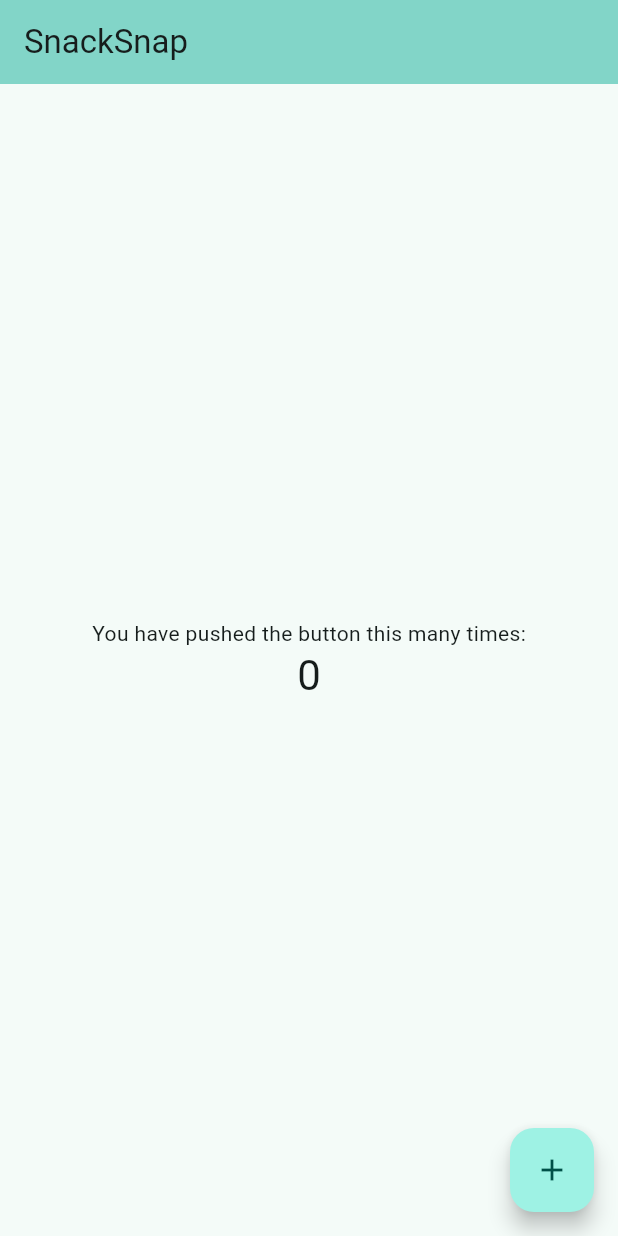
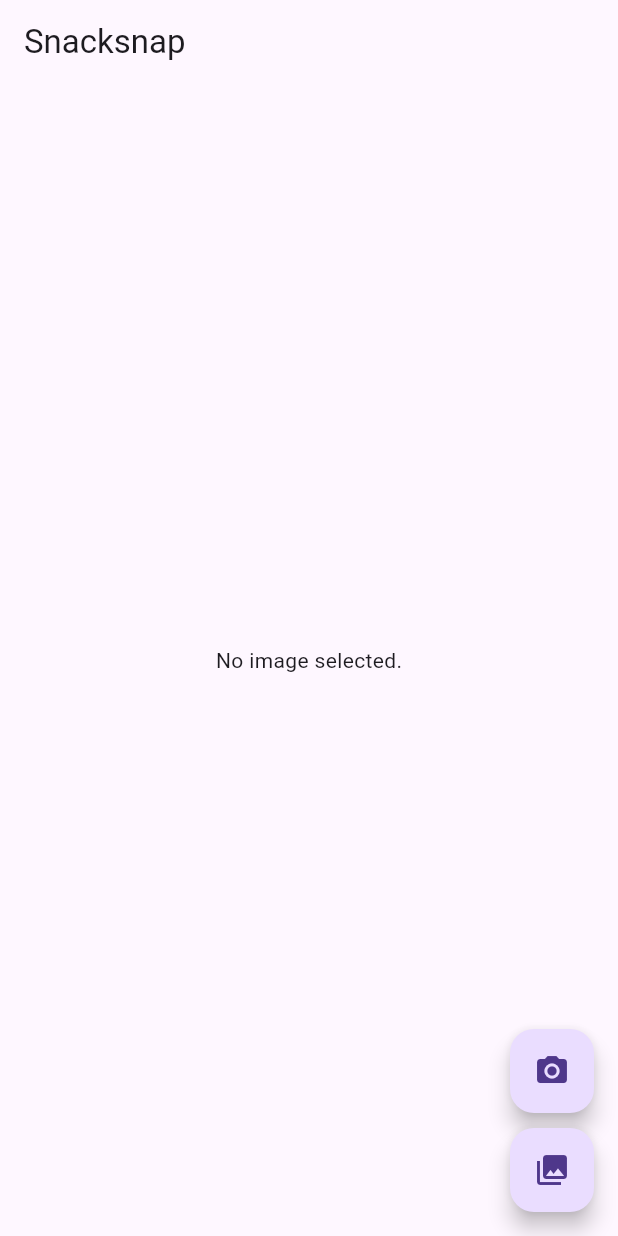
Before and after one commit to amberkent/Sciencefair2026_AmberKent, a Flutter app: the screen it shows after launch, on a phone screen of 412 x 824 dp. Run offline on Flutter 3.47's test engine with Material 3 defaults, Android fonts, the phone set to English and light mode, and no system bars; our stand-ins replace image_picker.

Commit message:
Creating a carmea to my app

```diff
--- a/lib/main.dart
+++ b/lib/main.dart
@@ -1,121 +1,175 @@
+// import 'package:flutter/material.dart';
+//
+// void main() {
+//   runApp(const MyApp());
+// }
+//
+// class MyApp extends StatelessWidget {
+//   const MyApp({super.key});
+//
+//   // This widget is the root of your application.
+//   @override
+//   Widget build(BuildContext context) {
+//     return MaterialApp(
+//       title: 'Flutter Demo',
+//       theme: ThemeData(
+//         // This is the theme of your application.
+//         //
+//         // TRY THIS: Try running your application with "flutter run". You'll see
+//         // the application has a purple toolbar. Then, without quitting the app,
+//         // try changing the seedColor in the colorScheme below to Colors.green
+//         // and then invoke "hot reload" (save your changes or press the "hot
+//         // reload" button in a Flutter-supported IDE, or press "r" if you used
+//         // the command line to start the app).
+//         //
+//         // Notice that the counter didn't reset back to zero; the application
+//         // state is not lost during the reload. To reset the state, use hot
+//         // restart instead.
+//         //
+//         // This works for code too, not just values: Most code changes can be
+//         // tested with just a hot reload.
+//         colorScheme: .fromSeed(seedColor: Colors.teal),
+//       ),
+//       home: const MyHomePage(title: 'SnackSnap'),
+//     );
+//   }
+// }
+//
+// class MyHomePage extends StatefulWidget {
+//   const MyHomePage({super.key, required this.title});
+//
+//   // This widget is the home page of your application. It is stateful, meaning
+//   // that it has a State object (defined below) that contains fields that affect
+//   // how it looks.
+//
+//   // This class is the configuration for the state. It holds the values (in this
+//   // case the title) provided by the parent (in this case the App widget) and
+//   // used by the build method of the State. Fields in a Widget subclass are
+//   // always marked "final".
+//
+//   final String title;
+//
+//   @override
+//   State<MyHomePage> createState() => _MyHomePageState();
+// }
+//
+// class _MyHomePageState extends State<MyHomePage> {
+//   int _counter = 0;
+//
+//   void _incrementCounter() {
+//     setState(() {
+//       // This call to setState tells the Flutter framework that something has
+//       // changed in this State, which causes it to rerun the build method below
+//       // so that the display can reflect the updated values. If we changed
+//       // _counter without calling setState(), then the build method would not be
+//       // called again, and so nothing would appear to happen.
+//       _counter++;
+//     });
+//   }
+//
+//   @override
+//   Widget build(BuildContext context) {
+//     // This method is rerun every time setState is called, for instance as done
+//     // by the _incrementCounter method above.
+//     //
+//     // The Flutter framework has been optimized to make rerunning build methods
+//     // fast, so that you can just rebuild anything that needs updating rather
+//     // than having to individually change instances of widgets.
+//     return Scaffold(
+//       appBar: AppBar(
+//         // TRY THIS: Try changing the color here to a specific color (to
+//         // Colors.amber, perhaps?) and trigger a hot reload to see the AppBar
+//         // change color while the other colors stay the same.
+//         backgroundColor: Theme.of(context).colorScheme.inversePrimary,
+//         // Here we take the value from the MyHomePage object that was created by
+//         // the App.build method, and use it to set our appbar title.
+//         title: Text(widget.title),
+//       ),
+//       body: Center(
+//         // Center is a layout widget. It takes a single child and positions it
+//         // in the middle of the parent.
+//         child: Column(
+//           // Column is also a layout widget. It takes a list of children and
+//           // arranges them vertically. By default, it sizes itself to fit its
+//           // children horizontally, and tries to be as tall as its parent.
+//           //
+//           // Column has various properties to control how it sizes itself and
+//           // how it positions its children. Here we use mainAxisAlignment to
+//           // center the children vertically; the main axis here is the vertical
+//           // axis because Columns are vertical (the cross axis would be
+//           // horizontal).
+//           //
+//           // TRY THIS: Invoke "debug painting" (choose the "Toggle Debug Paint"
+//           // action in the IDE, or press "p" in the console), to see the
+//           // wireframe for each widget.
+//           mainAxisAlignment: .center,
+//           children: [
+//             const Text('You have pushed the button this many times:'),
+//             Text(
+//               '$_counter',
+//               style: Theme.of(context).textTheme.headlineMedium,
+//             ),
+//           ],
+//         ),
+//       ),
+//       floatingActionButton: FloatingActionButton(
+//         onPressed: _incrementCounter,
+//         tooltip: 'Increment',
+//         child: const Icon(Icons.add),
+//       ),
+//     );
+//   }
+// }
+import 'dart:io';
 import 'package:flutter/material.dart';
+import 'package:image_picker/image_picker.dart';
 
-void main() {
-  runApp(const MyApp());
+void main() => runApp(MaterialApp(home: PhotoApp()));
+
+class PhotoApp extends StatefulWidget {
+  @override
+  _PhotoAppState createState() => _PhotoAppState();
 }
 
-class MyApp extends StatelessWidget {
-  const MyApp({super.key});
+class _PhotoAppState extends State<PhotoApp> {
+  File? _image; // To store the selected image file
+  final _picker = ImagePicker();
 
-  // This widget is the root of your application.
-  @override
-  Widget build(BuildContext context) {
-    return MaterialApp(
-      title: 'Flutter Demo',
-      theme: ThemeData(
-        // This is the theme of your application.
-        //
-        // TRY THIS: Try running your application with "flutter run". You'll see
-        // the application has a purple toolbar. Then, without quitting the app,
-        // try changing the seedColor in the colorScheme below to Colors.green
-        // and then invoke "hot reload" (save your changes or press the "hot
-        // reload" button in a Flutter-supported IDE, or press "r" if you used
-        // the command line to start the app).
-        //
-        // Notice that the counter didn't reset back to zero; the application
-        // state is not lost during the reload. To reset the state, use hot
-        // restart instead.
-        //
-        // This works for code too, not just values: Most code changes can be
-        // tested with just a hot reload.
-        colorScheme: .fromSeed(seedColor: Colors.teal),
-      ),
-      home: const MyHomePage(title: 'SnackSnap'),
-    );
-  }
-}
+  // Logic to pick an image from Gallery or Camera
+  Future<void> _getImage(ImageSource source) async {
+    final pickedFile = await _picker.pickImage(source: source);
 
-class MyHomePage extends StatefulWidget {
-  const MyHomePage({super.key, required this.title});
-
-  // This widget is the home page of your application. It is stateful, meaning
-  // that it has a State object (defined below) that contains fields that affect
-  // how it looks.
-
-  // This class is the configuration for the state. It holds the values (in this
-  // case the title) provided by the parent (in this case the App widget) and
-  // used by the build method of the State. Fields in a Widget subclass are
-  // always marked "final".
-
-  final String title;
-
-  @override
-  State<MyHomePage> createState() => _MyHomePageState();
-}
-
-class _MyHomePageState extends State<MyHomePage> {
-  int _counter = 0;
-
-  void _incrementCounter() {
-    setState(() {
-      // This call to setState tells the Flutter framework that something has
-      // changed in this State, which causes it to rerun the build method below
-      // so that the display can reflect the updated values. If we changed
-      // _counter without calling setState(), then the build method would not be
-      // called again, and so nothing would appear to happen.
-      _counter++;
-    });
+    if (pickedFile != null) {
+      setState(() {
+        _image = File(pickedFile.path);
+      });
+    }
   }
 
   @override
   Widget build(BuildContext context) {
-    // This method is rerun every time setState is called, for instance as done
-    // by the _incrementCounter method above.
-    //
-    // The Flutter framework has been optimized to make rerunning build methods
-    // fast, so that you can just rebuild anything that needs updating rather
-    // than having to individually change instances of widgets.
     return Scaffold(
-      appBar: AppBar(
-        // TRY THIS: Try changing the color here to a specific color (to
-        // Colors.amber, perhaps?) and trigger a hot reload to see the AppBar
-        // change color while the other colors stay the same.
-        backgroundColor: Theme.of(context).colorScheme.inversePrimary,
-        // Here we take the value from the MyHomePage object that was created by
-        // the App.build method, and use it to set our appbar title.
-        title: Text(widget.title),
+      appBar: AppBar(title: Text("Snacksnap")),
+      body: Center(
+        child: _image == null
+            ? Text('No image selected.')
+            : Image.file(_image!), // Displays the selected file
       ),
-      body: Center(
-        // Center is a layout widget. It takes a single child and positions it
-        // in the middle of the parent.
-        child: Column(
-          // Column is also a layout widget. It takes a list of children and
-          // arranges them vertically. By default, it sizes itself to fit its
-          // children horizontally, and tries to be as tall as its parent.
-          //
-          // Column has various properties to control how it sizes itself and
-          // how it positions its children. Here we use mainAxisAlignment to
-          // center the children vertically; the main axis here is the vertical
-          // axis because Columns are vertical (the cross axis would be
-          // horizontal).
-          //
-          // TRY THIS: Invoke "debug painting" (choose the "Toggle Debug Paint"
-          // action in the IDE, or press "p" in the console), to see the
-          // wireframe for each widget.
-          mainAxisAlignment: .center,
-          children: [
-            const Text('You have pushed the button this many times:'),
-            Text(
-              '$_counter',
-              style: Theme.of(context).textTheme.headlineMedium,
-            ),
-          ],
-        ),
-      ),
-      floatingActionButton: FloatingActionButton(
-        onPressed: _incrementCounter,
-        tooltip: 'Increment',
-        child: const Icon(Icons.add),
+      floatingActionButton: Column(
+        mainAxisAlignment: MainAxisAlignment.end,
+        children: [
+          FloatingActionButton(
+            onPressed: () => _getImage(ImageSource.camera),
+            child: Icon(Icons.camera_alt),
+            heroTag: "btn1",
+          ),
+          SizedBox(height: 10),
+          FloatingActionButton(
+            onPressed: () => _getImage(ImageSource.gallery),
+            child: Icon(Icons.photo_library),
+            heroTag: "btn2",
+          ),
+        ],
       ),
     );
   }
--- a/pubspec.yaml
+++ b/pubspec.yaml
@@ -34,6 +34,7 @@ dependencies:
   # The following adds the Cupertino Icons font to your application.
   # Use with the CupertinoIcons class for iOS style icons.
   cupertino_icons: ^1.0.8
+  image_picker: ^1.2.1
 
 dev_dependencies:
   flutter_test:
```
Also changed, not shown: pubspec.lock, 9 other files.
